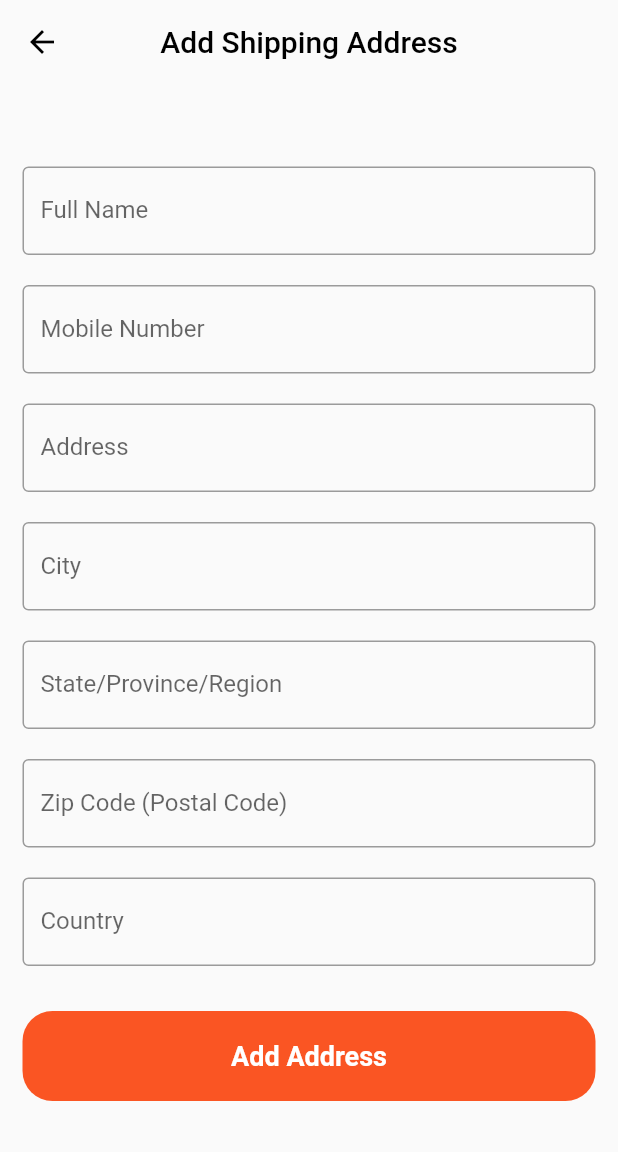
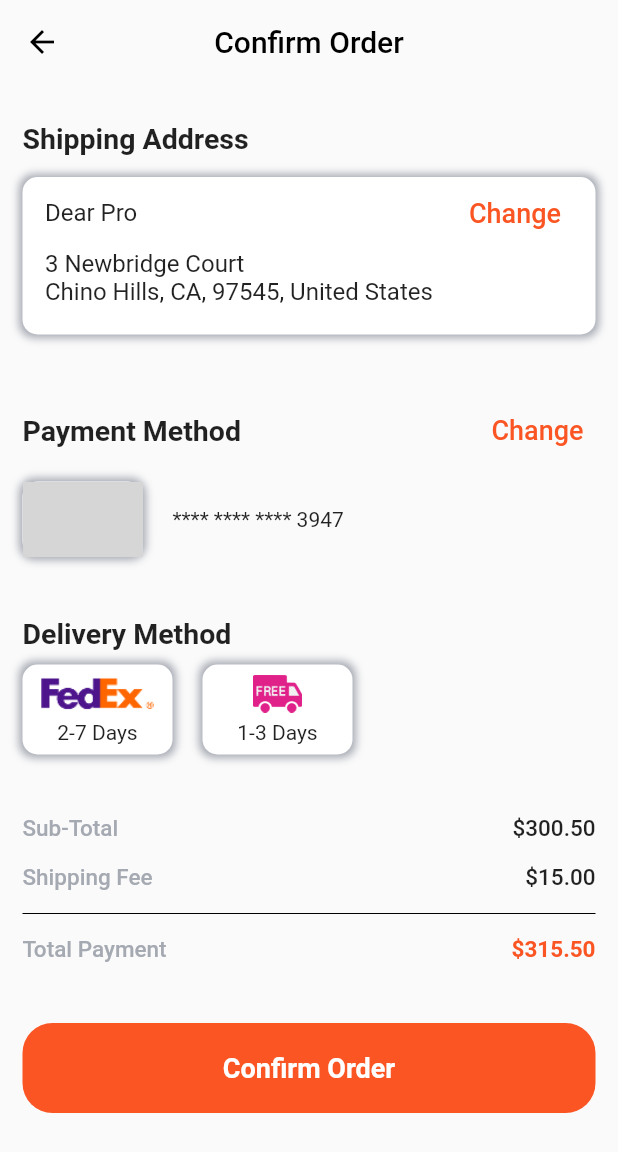
Before and after one commit to dimalepel/shopping_app, a Flutter app: the screen it shows after launch, on a phone screen of 412 x 824 dp. Shown: the top 1152 px of the screen. Run offline on Flutter 3.47's test engine with Material 2 defaults, Android fonts, the light colour scheme and no system bars; our stand-ins replace animated_bottom_navigation_bar, fan_carousel_image_slider, flutter_rating_bar, introduction_screen; missing offline and left inert: sms_otp_auto_verify; grey boxes are pictures that could not be loaded.

Commit message:
feat: add confirm oreder screen

```diff
--- /dev/null
+++ b/lib/views/order_confirm_screen.dart
@@ -0,0 +1,298 @@
+import 'package:flutter/material.dart';
+import 'package:shopping_app/views/payment_method_screen.dart';
+import 'package:shopping_app/views/shipping_address_screen.dart';
+
+import '../theme/app_colors.dart';
+import '../widgets/container_button_modal.dart';
+
+class OrderConfirmScreen extends StatelessWidget {
+  const OrderConfirmScreen({super.key});
+
+  @override
+  Widget build(BuildContext context) {
+    return Scaffold(
+      appBar: AppBar(
+        title: const Text('Confirm Order'),
+        leading: const BackButton(),
+        backgroundColor: AppColors.transparent,
+        foregroundColor: AppColors.black,
+        elevation: 0,
+        centerTitle: true,
+      ),
+      body: SingleChildScrollView(
+        child: SafeArea(
+          child: Padding(
+            padding: const EdgeInsets.all(15),
+            child: Column(
+              crossAxisAlignment: CrossAxisAlignment.start,
+              children: [
+                const SizedBox(height: 10,),
+                const Text(
+                  'Shipping Address',
+                  style: TextStyle(
+                    fontSize: 19,
+                    fontWeight: FontWeight.w600,
+                  ),
+                ),
+                const SizedBox(height: 15,),
+                Container(
+                  padding: const EdgeInsets.symmetric(horizontal: 15),
+                  width: MediaQuery.of(context).size.width,
+                  height: 105,
+                  decoration: BoxDecoration(
+                    color: AppColors.white,
+                    borderRadius: BorderRadius.circular(10),
+                    boxShadow: [
+                      BoxShadow(
+                        color: AppColors.grey,
+                        blurRadius: 4,
+                        spreadRadius: 2,
+                      ),
+                    ],
+                  ),
+                  child: Column(
+                    crossAxisAlignment: CrossAxisAlignment.start,
+                    children: [
+                      Row(
+                        mainAxisAlignment: MainAxisAlignment.spaceBetween,
+                        children: [
+                          const Text(
+                            'Dear Pro',
+                            style: TextStyle(
+                              fontSize: 16,
+                            ),
+                          ),
+                          TextButton(
+                            onPressed: () => Navigator.push(context, MaterialPageRoute(builder: (context) => const ShippingAddressScreen())),
+                            child: const Text(
+                              'Change',
+                              style: TextStyle(
+                                fontSize: 18,
+                              ),
+                            ),
+                          ),
+                        ],
+                      ),
+                      const Text(
+                        '3 Newbridge Court',
+                        style: TextStyle(
+                          fontSize: 16,
+                        ),
+                      ),
+                      const Text(
+                        'Chino Hills, CA, 97545, United States',
+                        style: TextStyle(
+                          fontSize: 16,
+                        ),
+                      ),
+                    ],
+                  ),
+                ),
+                const SizedBox(height: 40,),
+                Row(
+                  mainAxisAlignment: MainAxisAlignment.spaceBetween,
+                  children: [
+                    const Text(
+                      'Payment Method',
+                      style: TextStyle(
+                        fontSize: 19,
+                        fontWeight: FontWeight.w600,
+                      ),
+                    ),
+                    TextButton(
+                      onPressed: () => Navigator.push(context, MaterialPageRoute(builder: (context) => const PaymentMethodScreen())),
+                      child: const Text(
+                        'Change',
+                        style: TextStyle(
+                          fontSize: 18,
+                        ),
+                      ),
+                    ),
+                  ],
+                ),
+                const SizedBox(height: 10,),
+                Row(
+                  children: [
+                    Container(
+                      height: 50,
+                      width: 80,
+                      decoration: BoxDecoration(
+                        color: AppColors.white,
+                        borderRadius: BorderRadius.circular(10),
+                        boxShadow: [
+                          BoxShadow(
+                            color: AppColors.grey,
+                            blurRadius: 4,
+                            spreadRadius: 2,
+                          ),
+                        ],
+                      ),
+                      child: Image.asset('assets/images/mastercard.png'),
+                    ),
+                    const SizedBox(width: 20,),
+                    const Text(
+                      '**** **** **** 3947'
+                    ),
+                  ],
+                ),
+                const SizedBox(height: 40,),
+                const Row(
+                  mainAxisAlignment: MainAxisAlignment.spaceBetween,
+                  children: [
+                    Text(
+                      'Delivery Method',
+                      style: TextStyle(
+                        fontSize: 19,
+                        fontWeight: FontWeight.w600,
+                      ),
+                    ),
+                  ],
+                ),
+                const SizedBox(height: 10,),
+                Row(
+                  children: [
+                    Container(
+                      height: 60,
+                      width: 100,
+                      decoration: BoxDecoration(
+                        color: AppColors.white,
+                        borderRadius: BorderRadius.circular(10),
+                        boxShadow: [
+                          BoxShadow(
+                            color: AppColors.grey,
+                            blurRadius: 4,
+                            spreadRadius: 2,
+                          ),
+                        ],
+                      ),
+                      child: Column(
+                        mainAxisAlignment: MainAxisAlignment.center,
+                        crossAxisAlignment: CrossAxisAlignment.center,
+                        children: [
+                          Image.asset(
+                            'assets/images/icon3.png',
+                            height: 25,
+                          ),
+                          const SizedBox(height: 5,),
+                          const Text(
+                            '2-7 Days'
+                          ),
+                        ],
+                      ),
+                    ),
+                    const SizedBox(width: 20,),
+                    Container(
+                      height: 60,
+                      width: 100,
+                      decoration: BoxDecoration(
+                        color: AppColors.white,
+                        borderRadius: BorderRadius.circular(10),
+                        boxShadow: [
+                          BoxShadow(
+                            color: AppColors.grey,
+                            blurRadius: 4,
+                            spreadRadius: 2,
+                          ),
+                        ],
+                      ),
+                      child: Column(
+                        mainAxisAlignment: MainAxisAlignment.center,
+                        crossAxisAlignment: CrossAxisAlignment.center,
+                        children: [
+                          Image.asset(
+                            'assets/images/delivery.png',
+                            height: 25,
+                          ),
+                          const SizedBox(height: 5,),
+                          const Text(
+                              '1-3 Days'
+                          ),
+                        ],
+                      ),
+                    ),
+                  ],
+                ),
+                const SizedBox(height: 40,),
+                Row(
+                  mainAxisAlignment: MainAxisAlignment.spaceBetween,
+                  children: [
+                    Text(
+                      'Sub-Total',
+                      style: TextStyle(
+                        fontSize: 15,
+                        fontWeight: FontWeight.w500,
+                        color: AppColors.grey,
+                      ),
+                    ),
+                    const Text(
+                      '\$300.50',
+                      style: TextStyle(
+                        fontSize: 15,
+                        fontWeight: FontWeight.w500,
+                      ),
+                    ),
+                  ],
+                ),
+                const SizedBox(height: 15,),
+                Row(
+                  mainAxisAlignment: MainAxisAlignment.spaceBetween,
+                  children: [
+                    Text(
+                      'Shipping Fee',
+                      style: TextStyle(
+                        fontSize: 15,
+                        fontWeight: FontWeight.w500,
+                        color: AppColors.grey,
+                      ),
+                    ),
+                    const Text(
+                      '\$15.00',
+                      style: TextStyle(
+                        fontSize: 15,
+                        fontWeight: FontWeight.w500,
+                      ),
+                    ),
+                  ],
+                ),
+                Divider(
+                  height: 30,
+                  color: AppColors.black,
+                ),
+                Row(
+                  mainAxisAlignment: MainAxisAlignment.spaceBetween,
+                  children: [
+                    Text(
+                      'Total Payment',
+                      style: TextStyle(
+                        fontSize: 15,
+                        fontWeight: FontWeight.w500,
+                        color: AppColors.grey,
+                      ),
+                    ),
+                    Text(
+                      '\$315.50',
+                      style: TextStyle(
+                          fontSize: 15,
+                          fontWeight: FontWeight.w700,
+                          color: AppColors.orange
+                      ),
+                    ),
+                  ],
+                ),
+                const SizedBox(height: 40,),
+                InkWell(
+                  onTap: () => Navigator.push(context, MaterialPageRoute(builder: (context) => const ShippingAddressScreen())),
+                  child: ContainerButtonModal(
+                    iText: 'Confirm Order',
+                    bgColor: AppColors.orange,
+                    containerWidth: MediaQuery.of(context).size.width,
+                  ),
+                ),
+              ],
+            ),
+          ),
+        ),
+      ),
+    );
+  }
+}
--- a/lib/views/shipping_address_screen.dart
+++ b/lib/views/shipping_address_screen.dart
@@ -1,5 +1,5 @@
 import 'package:flutter/material.dart';
-import 'package:shopping_app/views/home_screen.dart';
+import 'package:shopping_app/views/order_confirm_screen.dart';
 import 'package:shopping_app/widgets/container_button_modal.dart';
 
 import '../theme/app_colors.dart';
@@ -75,7 +75,7 @@ class ShippingAddressScreen extends StatelessWidget {
                 ),
                 const SizedBox(height: 30,),
                 InkWell(
-                  onTap: () => Navigator.push(context, MaterialPageRoute(builder: (context) => const HomeScreen())),
+                  onTap: () => Navigator.push(context, MaterialPageRoute(builder: (context) => const OrderConfirmScreen())),
                   child: ContainerButtonModal(
                     iText: 'Add Address',
                     containerWidth: MediaQuery.of(context).size.width,
--- a/lib/widgets/my_app.dart
+++ b/lib/widgets/my_app.dart
@@ -1,5 +1,6 @@
 import 'package:flutter/material.dart';
 import 'package:shopping_app/views/navigation_screen.dart';
+import 'package:shopping_app/views/order_confirm_screen.dart';
 import 'package:shopping_app/views/shipping_address_screen.dart';
 
 class MyApp extends StatelessWidget {
@@ -17,7 +18,7 @@ class MyApp extends StatelessWidget {
         )
       ),
       //home: const NavigationScreen(pageId: 0,),
-      home: const ShippingAddressScreen(),
+      home: const OrderConfirmScreen(),
     );
   }
 }
```
Also changed, not shown: assets/images/delivery.png (added), 1 other file.
